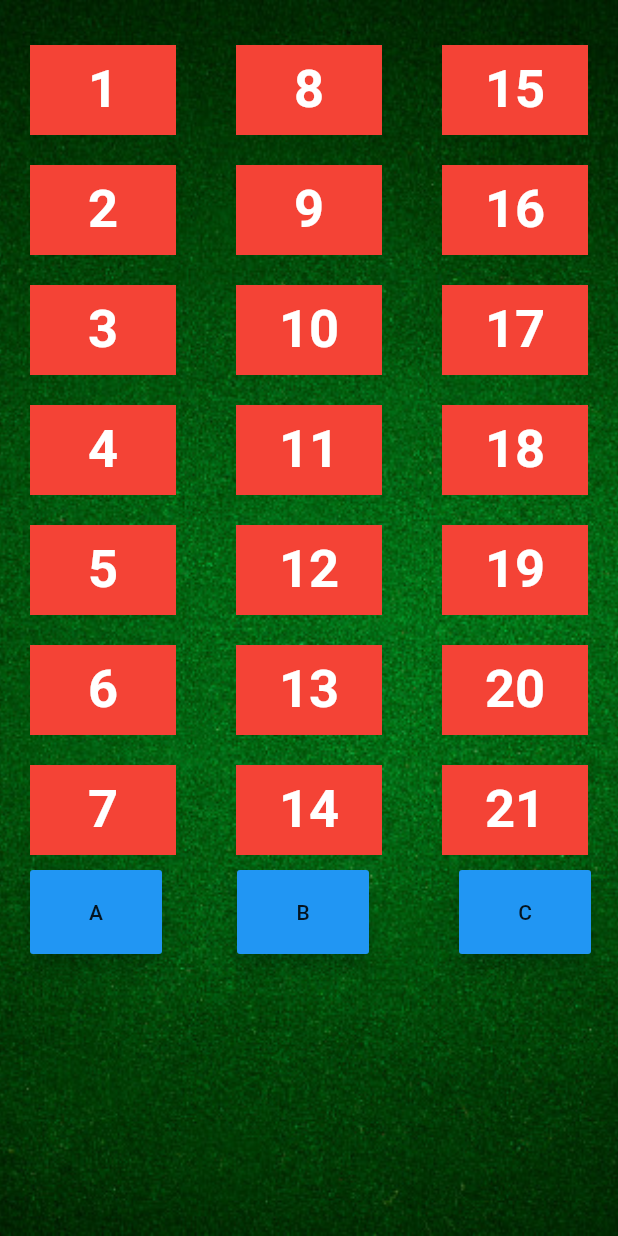
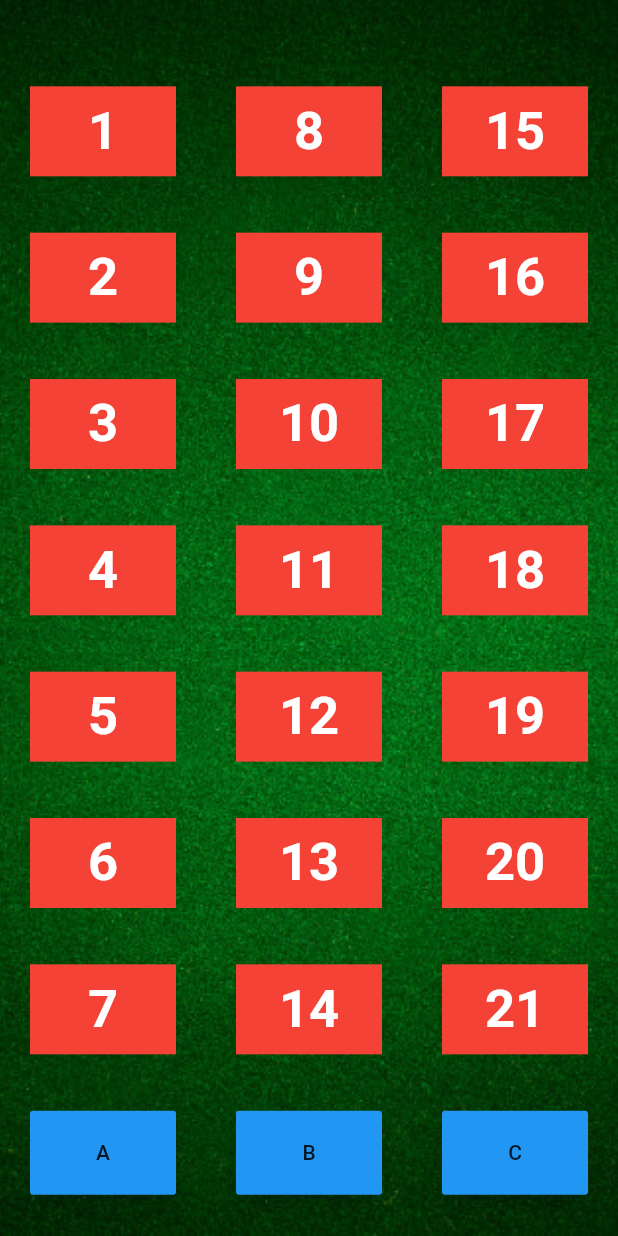
Before and after one commit to Nilupul96/Magic_Trick, a Flutter app: the screen it shows after launch, after a tap on "Start", on a phone screen of 412 x 824 dp. Run offline on Flutter 3.47's test engine with Material 2 defaults, Android fonts, the phone set to English and light mode, and no system bars.

Commit message:
quit button

```diff
--- a/lib/home.dart
+++ b/lib/home.dart
@@ -24,6 +24,7 @@ class _Home extends  State <Home>{
           )
         ) ,
     child:Column(
+      mainAxisAlignment: MainAxisAlignment.spaceEvenly,
     children: <Widget>[
       //first column
       Row(
@@ -96,7 +97,7 @@ class _Home extends  State <Home>{
             ),
             )
             ),
-            margin:EdgeInsets.only(top:10,left:20.0,right:20,bottom: 10),
+            margin:EdgeInsets.only(left:20.0,right:20,bottom: 10),
             height:60.0,
             width:40.0,
             color:Colors.red
@@ -113,7 +114,7 @@ class _Home extends  State <Home>{
             ),
             )
             ),
-            margin:EdgeInsets.only(top:10,left:20.0,right:20,bottom: 10),
+            margin:EdgeInsets.only(left:20.0,right:20,bottom: 10),
             height:60.0,
             width:40.0,
             color:Colors.red
@@ -130,7 +131,7 @@ class _Home extends  State <Home>{
             ),
             )
             ),
-            margin:EdgeInsets.only(top:10,left:20.0,right:20,bottom: 10),
+            margin:EdgeInsets.only(left:20.0,right:20,bottom: 10),
             height:60.0,
             width:40.0,
             color:Colors.red
@@ -152,7 +153,7 @@ class _Home extends  State <Home>{
             ),
             )
             ),
-              margin:EdgeInsets.only(top:10,left:20.0,right:20,bottom: 10),
+              margin:EdgeInsets.only(left:20.0,right:20,bottom: 10),
             height:60.0,
             width:40.0,
             color:Colors.red
@@ -169,7 +170,7 @@ class _Home extends  State <Home>{
             ),
             )
             ),
-              margin:EdgeInsets.only(top:10,left:20.0,right:20,bottom: 10),
+              margin:EdgeInsets.only(left:20.0,right:20,bottom: 10),
             height:60.0,
             width:40.0,
             color:Colors.red
@@ -186,7 +187,7 @@ class _Home extends  State <Home>{
             ),
             )
             ),
-              margin:EdgeInsets.only(top:10,left:20.0,right:20,bottom: 10),
+              margin:EdgeInsets.only(left:20.0,right:20,bottom: 10),
             height:60.0,
             width:40.0,
             color:Colors.red
@@ -209,7 +210,7 @@ class _Home extends  State <Home>{
             ),
             )
             ),
-              margin:EdgeInsets.only(top:10,left:20.0,right:20,bottom: 10),
+              margin:EdgeInsets.only(left:20.0,right:20,bottom: 10),
             height:60.0,
             width:40.0,
             color:Colors.red
@@ -226,7 +227,7 @@ class _Home extends  State <Home>{
             ),
             )
             ),
-             margin:EdgeInsets.only(top:10,left:20.0,right:20,bottom: 10),
+             margin:EdgeInsets.only(left:20.0,right:20,bottom: 10),
             height:60.0,
             width:40.0,
             color:Colors.red
@@ -243,7 +244,7 @@ class _Home extends  State <Home>{
             ),
             )
             ),
-              margin:EdgeInsets.only(top:10,left:20.0,right:20,bottom: 10),
+              margin:EdgeInsets.only(left:20.0,right:20,bottom: 10),
             height:60.0,
             width:40.0,
             color:Colors.red
@@ -265,7 +266,7 @@ class _Home extends  State <Home>{
             ),
             )
             ),
-             margin:EdgeInsets.only(top:10,left:20.0,right:20,bottom: 10),
+             margin:EdgeInsets.only(left:20.0,right:20,bottom: 10),
             height:60.0,
             width:40.0,
             color:Colors.red
@@ -282,7 +283,7 @@ class _Home extends  State <Home>{
             ),
             )
             ),
-             margin:EdgeInsets.only(top:10,left:20.0,right:20,bottom: 10),
+             margin:EdgeInsets.only(left:20.0,right:20,bottom: 10),
             height:60.0,
             width:40.0,
             color:Colors.red
@@ -299,7 +300,7 @@ class _Home extends  State <Home>{
             ),
             )
             ),
-             margin:EdgeInsets.only(top:10,left:20.0,right:20,bottom: 10),
+             margin:EdgeInsets.only(left:20.0,right:20,bottom: 10),
             height:60.0,
             width:40.0,
             color:Colors.red
@@ -321,7 +322,7 @@ class _Home extends  State <Home>{
             ),
             )
             ),
-             margin:EdgeInsets.only(top:10,left:20.0,right:20,bottom: 10),
+             margin:EdgeInsets.only(left:20.0,right:20,bottom: 10),
             height:60.0,
             width:40.0,
             color:Colors.red
@@ -338,7 +339,7 @@ class _Home extends  State <Home>{
             ),
             )
             ),
-              margin:EdgeInsets.only(top:10,left:20.0,right:20,bottom: 10),
+              margin:EdgeInsets.only(left:20.0,right:20,bottom: 10),
             height:60.0,
             width:40.0,
             color:Colors.red
@@ -355,7 +356,7 @@ class _Home extends  State <Home>{
             ),
             )
             ),
-              margin:EdgeInsets.only(top:10,left:20.0,right:20,bottom: 10),
+              margin:EdgeInsets.only(left:20.0,right:20,bottom: 10),
             height:60.0,
             width:40.0,
             color:Colors.red
@@ -377,7 +378,7 @@ class _Home extends  State <Home>{
             ),
             )
             ),
-             margin:EdgeInsets.only(top:10,left:20.0,right:20,bottom: 10),
+             margin:EdgeInsets.only(left:20.0,right:20,bottom: 10),
             height:60.0,
             width:40.0,
             color:Colors.red
@@ -394,7 +395,7 @@ class _Home extends  State <Home>{
             ),
             )
             ),
-              margin:EdgeInsets.only(top:10,left:20.0,right:20,bottom: 10),
+              margin:EdgeInsets.only(left:20.0,right:20,bottom: 10),
             height:60.0,
             width:40.0,
             color:Colors.red
@@ -411,7 +412,7 @@ class _Home extends  State <Home>{
             ),
             )
             ),
-              margin:EdgeInsets.only(top:10,left:20.0,right:20,bottom: 10),
+              margin:EdgeInsets.only(left:20.0,right:20,bottom: 10),
             height:60.0,
             width:40.0,
             color:Colors.red
@@ -421,10 +422,13 @@ class _Home extends  State <Home>{
 
       ),
    // Text("select your Row"),
+
     //user selection button
      Row(
       children: <Widget>[
-        Container(
+        //button A
+       Expanded(
+       child: Container(
         margin: EdgeInsets.only(left:20,right:20),
         child:RaisedButton(child: Text('A'),
         padding: EdgeInsets.all(20.0),
@@ -435,17 +439,17 @@ class _Home extends  State <Home>{
           aa1=a1;aa2=a2;aa3=a3;aa4=a4;aa5=a5;aa6=a6;aa7=a7;bb1=b1;bb2=b2;bb3=b3;bb4=b4;bb5=b5;bb6=b6;bb7=b7;cc1=c1;cc2=c2;cc3=c3;cc4=c4;cc5=c5;cc6=c6;cc7=c7;
           a1=bb1; a2=bb4;a3=bb7;a4=aa3;a5=aa6;a6=cc2;a7=cc5;b1=bb2;b2=bb5;b3=aa1;b4=aa4;b5=aa7;b6=cc3;b7=cc6;c1=bb3;c2=bb6;c3=aa2;c4=aa5;c5=cc1;c6=cc4;c7=cc7;
           clickCounter++;
-           debugPrint("$clickCounter $b4");
            return result(b4);
         });
 
         },
         )
+        )
         ),
-
-
-        Container(
-        margin: EdgeInsets.only(left:30,right:30),
+       //Button B
+      Expanded(
+        child:Container(
+        margin: EdgeInsets.only(left:20,right:20),
         child:RaisedButton(child: Text('B'),
         padding: EdgeInsets.all(20.0),
         color:Colors.blue,
@@ -455,15 +459,15 @@ class _Home extends  State <Home>{
               aa1=a1;aa2=a2;aa3=a3;aa4=a4;aa5=a5;aa6=a6;aa7=a7;bb1=b1;bb2=b2;bb3=b3;bb4=b4;bb5=b5;bb6=b6;bb7=b7;cc1=c1;cc2=c2;cc3=c3;cc4=c4;cc5=c5;cc6=c6;cc7=c7;
               a1=aa1; a2=aa4;a3=aa7;a4=bb3;a5=bb6;a6=cc2;a7=cc5;b1=aa2;b2=aa5;b3=bb1;b4=bb4;b5=bb7;b6=cc3;b7=cc6;c1=aa3;c2=aa6;c3=bb2;c4=bb5;c5=cc1;c6=cc4;c7=cc7;
               clickCounter++;
-              debugPrint("$clickCounter $b4");
               return result(b4);
             });
         }
         )
-        ),
-
-        Container(
-        margin: EdgeInsets.only(left:30,right:10),
+        )
+      ),
+        //Button c
+        Expanded(child:Container(
+        margin: EdgeInsets.only(left:20,right:20),
         child:RaisedButton(child: Text('C'),
         padding: EdgeInsets.all(20.0),
         color:Colors.blue,
@@ -473,10 +477,10 @@ class _Home extends  State <Home>{
           aa1=a1;aa2=a2;aa3=a3;aa4=a4;aa5=a5;aa6=a6;aa7=a7;bb1=b1;bb2=b2;bb3=b3;bb4=b4;bb5=b5;bb6=b6;bb7=b7;cc1=c1;cc2=c2;cc3=c3;cc4=c4;cc5=c5;cc6=c6;cc7=c7;
            a1=aa1; a2=aa4;a3=bb7;a4=cc3;a5=cc6;a6=bb2;a7=bb5;b1=aa2;b2=aa5;b3=cc1;b4=cc4;b5=cc7;b6=bb3;b7=bb6;c1=aa3;c2=aa6;c3=cc2;c4=cc5;c5=bb1;c6=bb4;c7=bb7;
           clickCounter++;
-          debugPrint("$clickCounter $b4");
           return result(b4);
         });
         },
+        )
         )
         ),
 
@@ -487,10 +491,13 @@ class _Home extends  State <Home>{
     )
     )
     );
+
+
   }
  //result method
   void result(value){
     value=b4;
+
      switch (clickCounter) {
             case 3:
               Navigator.push(context,MaterialPageRoute(builder: (context)=>Result(value: value)
--- a/lib/main.dart
+++ b/lib/main.dart
@@ -1,5 +1,7 @@
 import 'package:flutter/material.dart';
+import 'package:magic_trick/result.dart';
 import 'package:magic_trick/start.dart';
+
 
 
 void main() => runApp(MyApp());
--- a/lib/start.dart
+++ b/lib/start.dart
@@ -1,11 +1,36 @@
+
 import 'package:flutter/material.dart';
 import 'package:magic_trick/home.dart';
-class Start extends StatelessWidget{
+
+class Start extends StatefulWidget {
   @override
+  _StartState createState() => _StartState();
+}
+
+class _StartState extends State<Start> {
+  Future<bool> _onBackPressed(){
+      return showDialog(context: context,
+      builder:(context)=>AlertDialog(
+        title: Text('Do you want to exit ?'),
+        actions: <Widget>[
+          FlatButton(onPressed:()=>Navigator.pop(context,false),
+          child:Text("No")
+          ),
+         FlatButton(onPressed:()=>Navigator.pop(context,true),
+          child:Text("yes")
+          )
+
+        ],
+      )
+      );
+  }
   Widget build(BuildContext context) {
-    return MaterialApp(
+    return
+   MaterialApp(
       debugShowCheckedModeBanner: false,
-      home:Container(
+      home:WillPopScope(
+        onWillPop: _onBackPressed,
+        child:Container(
         decoration:BoxDecoration(
           image:DecorationImage(
               image: AssetImage('images/start.jpg'),
@@ -37,7 +62,7 @@ class Start extends StatelessWidget{
         ),
         )
         )
-    );
+    ));
   }
 
-}
+  }
```
Also changed, not shown: lib/result.dart (+54 -6 lines).
